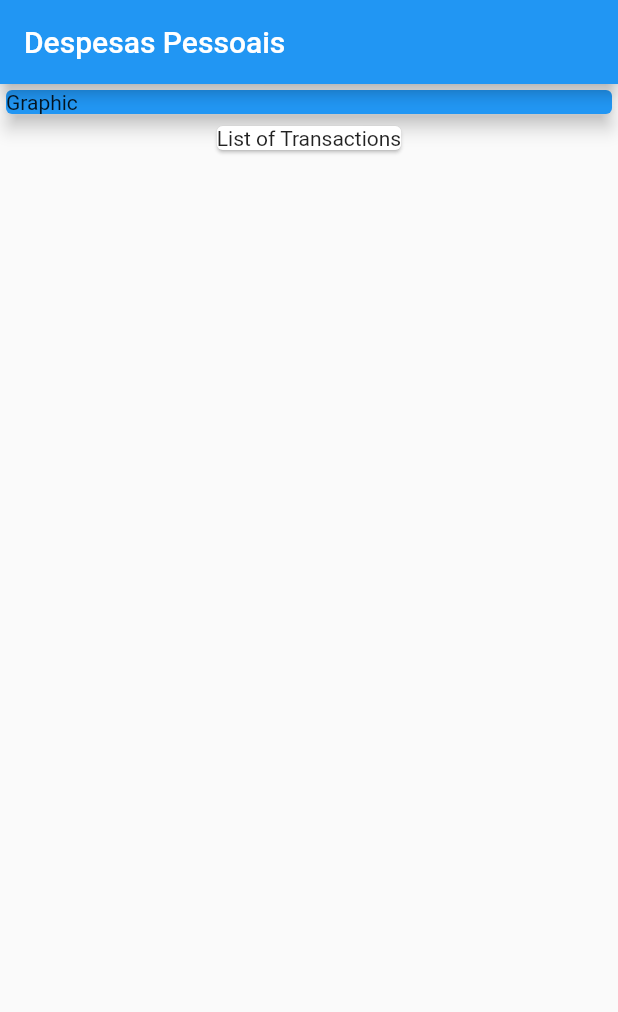
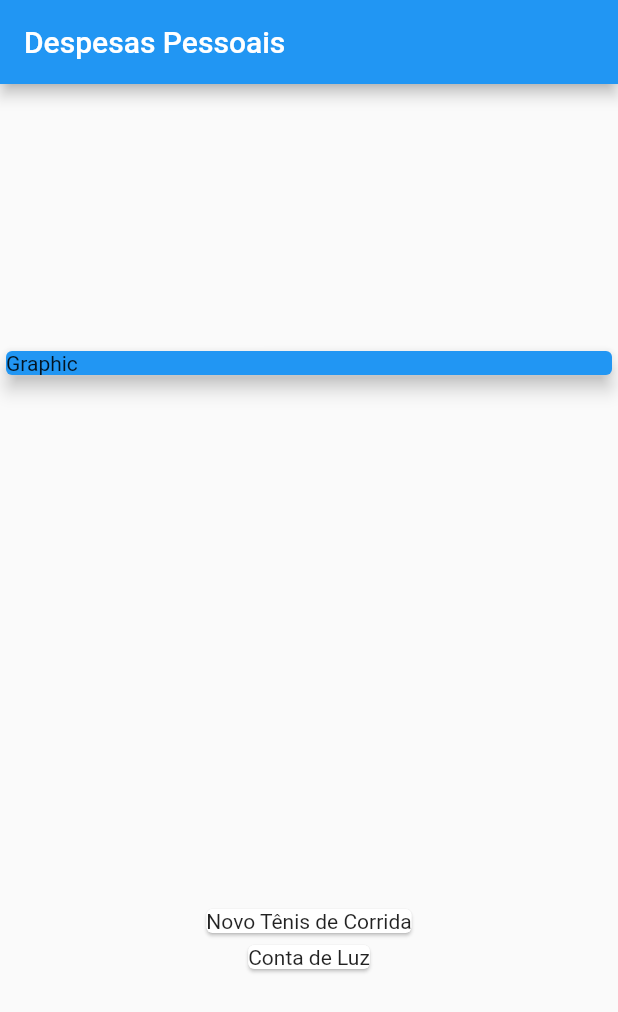
Before and after one commit to felixvicent/gestapp, a Flutter app: the screen it shows after launch, on a phone screen of 412 x 824 dp. Shown: the top 1012 px of the screen. Run offline on Flutter 3.47's test engine with Material 2 defaults, Android fonts, the phone set to English and light mode, and no system bars.

Commit message:
Maping transaction to Card

```diff
--- a/lib/main.dart
+++ b/lib/main.dart
@@ -39,6 +39,8 @@ class HomePage extends StatelessWidget {
         title: Text('Despesas Pessoais'),
       ),
       body: Column(
+        mainAxisAlignment: MainAxisAlignment.spaceAround,
+        crossAxisAlignment: CrossAxisAlignment.stretch,
         children: [
           Container(
             width: double.infinity,
@@ -48,8 +50,10 @@ class HomePage extends StatelessWidget {
               elevation: 5,
             ),
           ),
-          Card(
-            child: Text('List of Transactions'),
+          Column(
+            children: _transactions
+                .map((transaction) => Card(child: Text(transaction.title)))
+                .toList(),
           )
         ],
       ),
```
